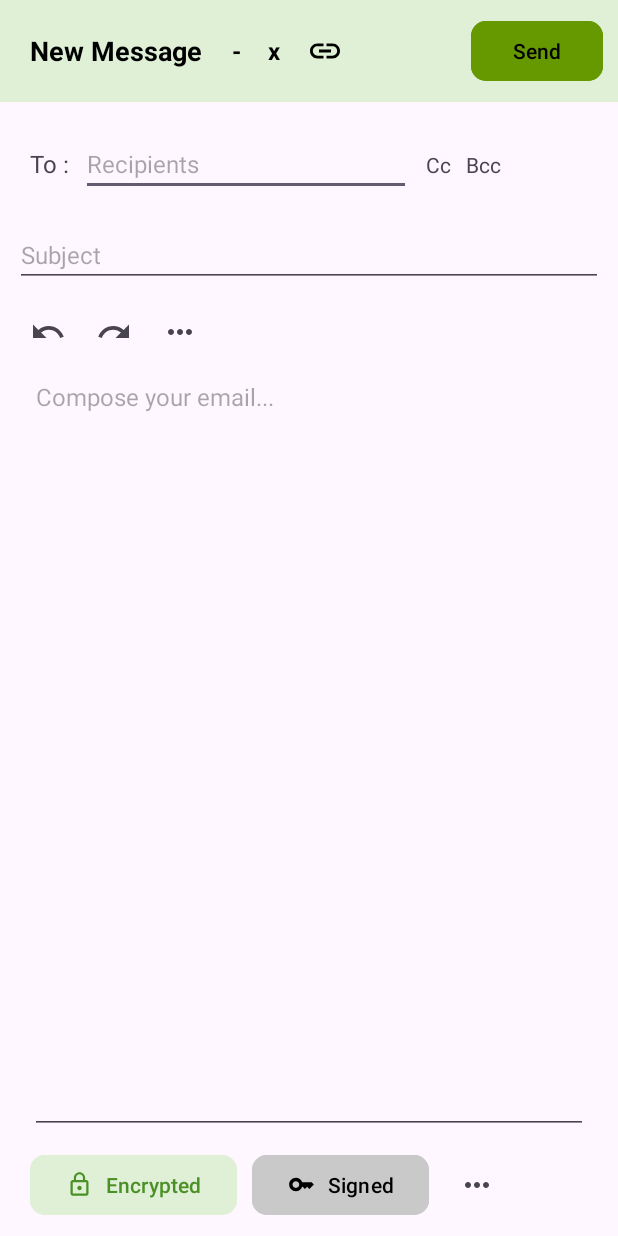
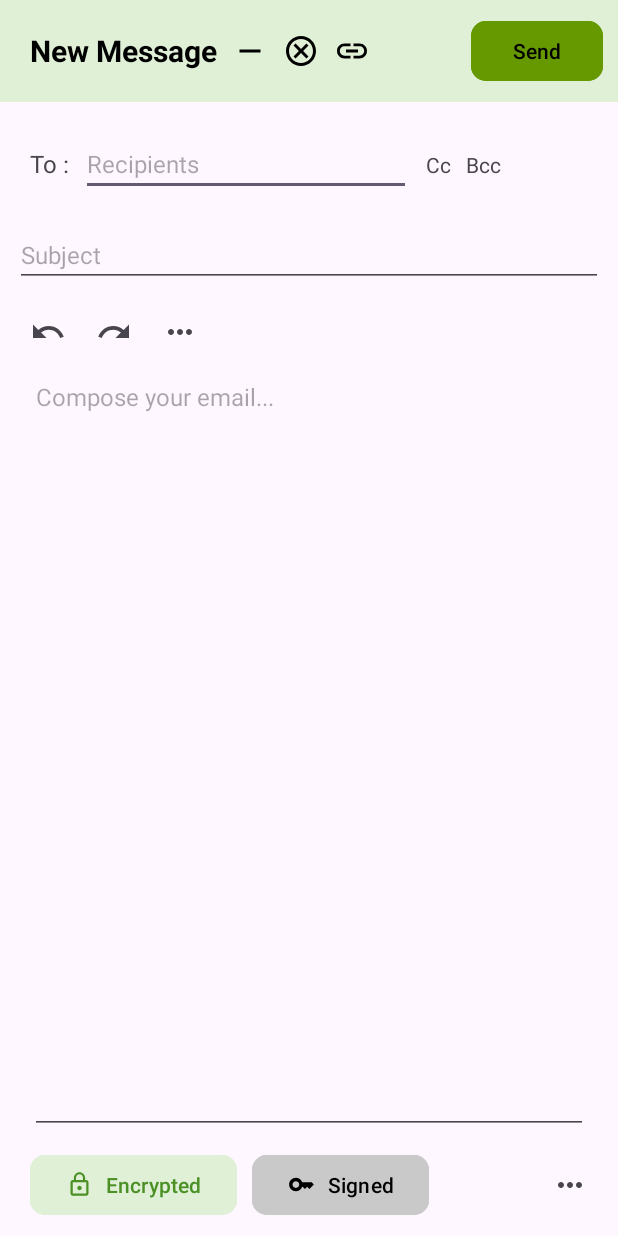
Before and after one commit to rehmanjameel/Gmail-dummy, an Android app: the ComposeActivity screen opened directly, with no data from a screen before it, on a phone screen of 412 x 824 dp. Run offline under Robolectric (Android 15) with nearby library versions, the phone set to English and light mode, and no system bars.

Commit message:
make minor changes in design and set filepicker

```diff
--- /dev/null
+++ b/app/src/main/res/drawable/baseline_remove_24.xml
@@ -0,0 +1,5 @@
+<vector xmlns:android="http://schemas.android.com/apk/res/android" android:height="24dp" android:tint="#000000" android:viewportHeight="24" android:viewportWidth="24" android:width="24dp">
+
+    <path android:fillColor="@android:color/white" android:pathData="M19,13H5v-2h14v2z"/>
+
+</vector>
--- /dev/null
+++ b/app/src/main/res/drawable/outline_cancel_24.xml
@@ -0,0 +1,5 @@
+<vector xmlns:android="http://schemas.android.com/apk/res/android" android:height="24dp" android:tint="#000000" android:viewportHeight="24" android:viewportWidth="24" android:width="24dp">
+
+    <path android:fillColor="@android:color/white" android:pathData="M12,2C6.47,2 2,6.47 2,12s4.47,10 10,10 10,-4.47 10,-10S17.53,2 12,2zM12,20c-4.41,0 -8,-3.59 -8,-8s3.59,-8 8,-8 8,3.59 8,8 -3.59,8 -8,8zM15.59,7L12,10.59 8.41,7 7,8.41 10.59,12 7,15.59 8.41,17 12,13.41 15.59,17 17,15.59 13.41,12 17,8.41z"/>
+
+</vector>
--- a/app/src/main/res/layout/activity_compose.xml
+++ b/app/src/main/res/layout/activity_compose.xml
@@ -11,73 +11,62 @@
     <RelativeLayout
         android:layout_width="match_parent"
         android:layout_height="wrap_content"
+        android:background="@color/light_green"
         android:orientation="horizontal"
-        android:padding="10dp"
-        android:background="@color/light_green">
+        android:padding="10dp">
 
         <TextView
             android:id="@+id/title"
             android:layout_width="wrap_content"
             android:layout_height="wrap_content"
+            android:layout_alignParentStart="true"
+            android:layout_centerVertical="true"
+            android:layout_marginStart="10dp"
             android:layout_marginEnd="10dp"
+            android:gravity="center"
             android:text="New Message"
-            android:layout_marginStart="10dp"
-            android:gravity="center"
             android:textColor="@color/black"
-            android:textStyle="bold"
-            android:textSize="18sp"
-            android:layout_centerVertical="true"
-            android:layout_alignParentStart="true"/>
+            android:textSize="20sp"
+            android:textStyle="bold" />
 
-        <TextView
+        <ImageView
             android:id="@+id/minus"
             android:layout_width="wrap_content"
             android:layout_height="wrap_content"
-            android:layout_marginEnd="8dp"
-            android:text="-"
+            android:layout_centerVertical="true"
+            android:layout_marginEnd="10dp"
             android:layout_toEndOf="@id/title"
-            android:layout_centerVertical="true"
-            android:gravity="center"
-            android:layout_marginStart="10dp"
-            android:textColor="@color/black"
-            android:textStyle="bold"
-            android:textSize="16sp" />
+            android:src="@drawable/baseline_remove_24" />
 
-        <TextView
+        <ImageView
             android:id="@+id/cross"
             android:layout_width="wrap_content"
             android:layout_height="wrap_content"
-            android:layout_marginEnd="8dp"
-            android:text="x"
-            android:textColor="@color/black"
-            android:gravity="center"
-            android:textStyle="bold"
             android:layout_centerVertical="true"
-            android:layout_toEndOf="@id/minus"
-            android:layout_marginStart="10dp"
-            android:textSize="16sp" />
+            android:src="@drawable/outline_cancel_24"
+            android:layout_marginEnd="10dp"
+            android:layout_toEndOf="@id/minus" />
 
         <ImageView
             android:id="@+id/link"
             android:layout_width="wrap_content"
             android:layout_height="wrap_content"
+            android:layout_centerVertical="true"
             android:layout_toEndOf="@id/cross"
-            android:layout_centerVertical="true"
-            android:layout_marginStart="10dp"
             android:src="@drawable/outline_insert_link_24"
-            android:layout_gravity="center"
             app:tint="@color/black" />
         <!-- Send Button -->
         <com.google.android.material.button.MaterialButton
             android:id="@+id/buttonSend"
             android:layout_width="wrap_content"
             android:layout_height="wrap_content"
+            android:layout_alignParentEnd="true"
             android:layout_marginStart="16dp"
-            android:layout_alignParentEnd="true"
+            android:layout_centerVertical="true"
             android:backgroundTint="@android:color/holo_green_dark"
             android:text="Send"
-            app:cornerRadius="10dp"
-            android:textColor="@android:color/black" />
+            android:textColor="@android:color/black"
+            app:cornerRadius="10dp" />
 
     </RelativeLayout>
 
@@ -92,8 +81,7 @@
             android:layout_width="match_parent"
             android:layout_height="wrap_content"
             android:orientation="horizontal"
-            android:padding="10dp"
-            >
+            android:padding="10dp">
 
             <TextView
                 android:layout_width="wrap_content"
@@ -145,13 +133,13 @@
             android:id="@+id/editTextBcc"
             android:layout_width="match_parent"
             android:layout_height="wrap_content"
+            android:layout_marginStart="10dp"
             android:layout_marginTop="8dp"
+            android:layout_marginEnd="10dp"
             android:hint="Bcc"
             android:inputType="text"
             android:textSize="16sp"
-            android:layout_marginStart="10dp"
-            android:layout_marginEnd="10dp"
-            android:visibility="gone"/>
+            android:visibility="gone" />
 
         <!-- Subject Field -->
         <EditText
@@ -161,8 +149,7 @@
             android:layout_marginTop="8dp"
             android:hint="Subject"
             android:inputType="text"
-            android:textSize="16sp"
-            />
+            android:textSize="16sp" />
 
         <!-- Toolbar -->
         <LinearLayout
@@ -171,8 +158,7 @@
             android:layout_marginTop="8dp"
             android:gravity="center_vertical"
             android:orientation="horizontal"
-            android:visibility="visible"
-            >
+            android:visibility="visible">
 
             <!-- Undo Button -->
             <ImageButton
@@ -200,8 +186,8 @@
                 android:layout_width="wrap_content"
                 android:layout_height="wrap_content"
                 android:background="?attr/selectableItemBackground"
-                android:src="@drawable/baseline_more_horiz_24"
-                android:padding="10dp"/>
+                android:padding="10dp"
+                android:src="@drawable/baseline_more_horiz_24" />
         </LinearLayout>
 
         <!-- Content Field -->
@@ -209,21 +195,21 @@
             android:id="@+id/editTextContent"
             android:layout_width="match_parent"
             android:layout_height="0dp"
+            android:layout_marginStart="10dp"
+            android:layout_marginEnd="10dp"
             android:layout_weight="1"
             android:gravity="top"
             android:hint="Compose your email..."
             android:inputType="textMultiLine"
-            android:layout_marginStart="10dp"
-            android:layout_marginEnd="10dp"
             android:textSize="16sp" />
 
         <!-- Bottom Bar -->
-        <LinearLayout
+        <RelativeLayout
             android:layout_width="match_parent"
             android:layout_height="wrap_content"
+            android:layout_marginStart="10dp"
             android:layout_marginTop="10dp"
             android:layout_marginEnd="10dp"
-            android:layout_marginStart="10dp"
             android:gravity="start|center_vertical"
             android:orientation="horizontal">
 
@@ -231,39 +217,41 @@
                 android:id="@+id/encryptedBT"
                 android:layout_width="wrap_content"
                 android:layout_height="wrap_content"
+                android:backgroundTint="@color/light_green"
                 android:text="Encrypted"
+                android:textColor="@color/dark_green"
+                app:cornerRadius="10dp"
+                android:layout_alignParentStart="true"
+                android:layout_centerVertical="true"
                 app:icon="@drawable/baseline_lock_outline_24"
-                app:cornerRadius="10dp"
-                android:backgroundTint="@color/light_green"
-                android:textColor="@color/dark_green"
-                app:iconTint="@color/dark_green"
-                android:layout_toEndOf="@+id/backButton"
-                />
+                app:iconTint="@color/dark_green" />
 
             <com.google.android.material.button.MaterialButton
                 android:id="@+id/signedBT"
                 android:layout_width="wrap_content"
                 android:layout_height="wrap_content"
+                android:layout_marginStart="10dp"
+                android:layout_toEndOf="@id/encryptedBT"
+                android:backgroundTint="@color/grey"
                 android:text="Signed"
-                android:layout_toEndOf="@id/encryptedBT"
+                android:textColor="@color/black"
                 app:cornerRadius="10dp"
-                android:layout_marginStart="10dp"
+                android:layout_centerVertical="true"
                 app:icon="@drawable/baseline_key_24"
-                android:backgroundTint="@color/grey"
-                android:textColor="@color/black"
-                app:iconTint="@color/black"
-                />
+                app:iconTint="@color/black" />
 
             <ImageView
                 android:id="@+id/moreOptions"
                 android:layout_width="wrap_content"
                 android:layout_height="wrap_content"
-                android:src="@drawable/baseline_more_horiz_24"
                 android:layout_gravity="center"
+                android:layout_marginStart="20dp"
+                android:layout_alignParentEnd="true"
+                android:layout_centerVertical="true"
                 android:background="?attr/selectableItemBackground"
-                android:layout_marginStart="20dp"/>
+                android:src="@drawable/baseline_more_horiz_24" />
 
-        </LinearLayout>
+        </RelativeLayout>
 
     </LinearLayout>
 
--- a/app/src/main/res/layout/item_layout.xml
+++ b/app/src/main/res/layout/item_layout.xml
@@ -23,7 +23,7 @@
         android:textStyle="bold"
         android:paddingTop="8dp"
         android:layout_toEndOf="@id/item_image"
-        android:layout_marginStart="10dp"/>
+        android:layout_marginStart="0dp"/>
 
     <TextView
         android:id="@+id/item_date"
```
Also changed, not shown: app/src/main/java/com/base/gmailclone/activities/ComposeActivity.java (+51 -0 lines), app/src/main/java/com/base/gmailclone/activities/EncyptionActivity.java (+28 -1 lines).
